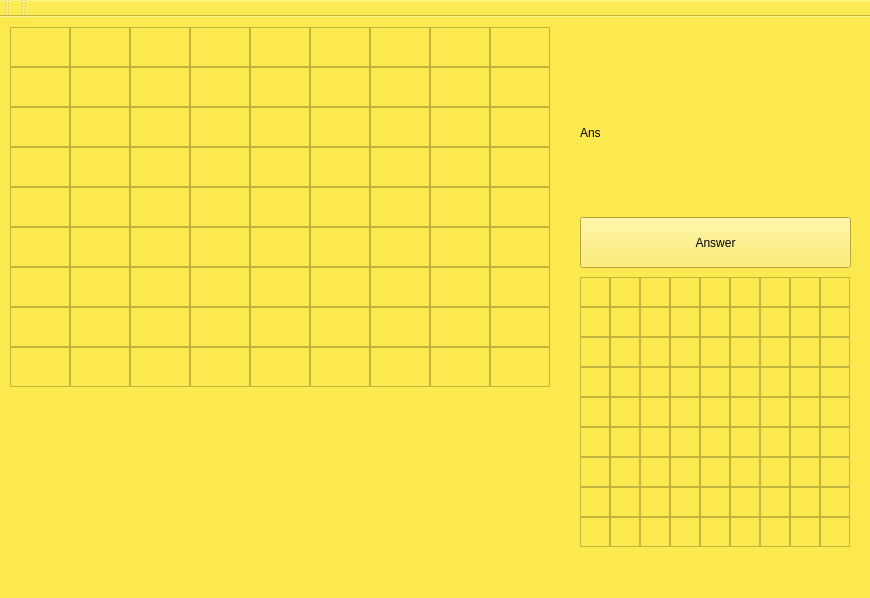
Before: the Qt Designer form gui/mainwindow.ui in fastz123/EmbededSW_Proj, drawn with Qt 5.
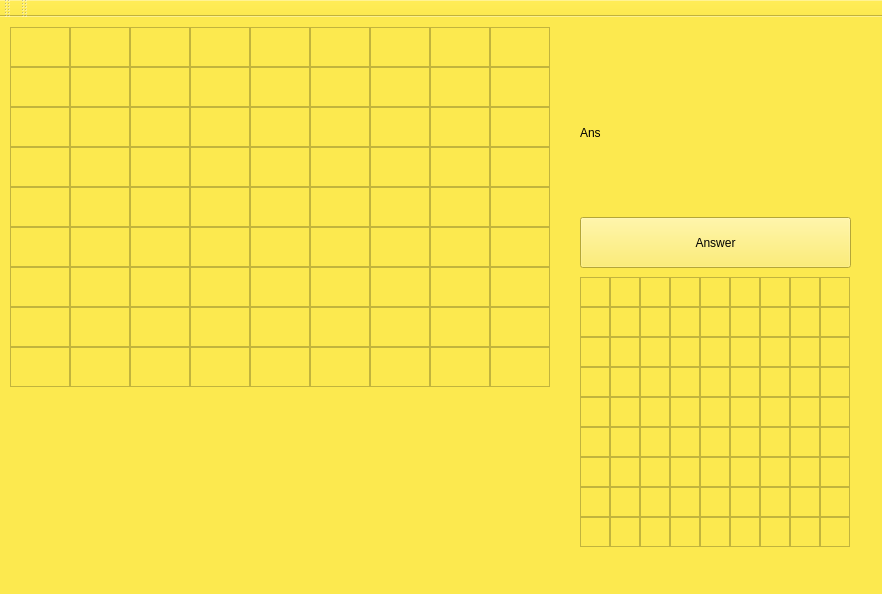
After: the same form once the commit is applied.

Diff of the .ui file:
```diff
--- a/gui/mainwindow.ui
+++ b/gui/mainwindow.ui
@@ -6,8 +6,8 @@
    <rect>
     <x>0</x>
     <y>0</y>
-    <width>870</width>
-    <height>598</height>
+    <width>882</width>
+    <height>594</height>
    </rect>
   </property>
   <property name="windowTitle">
```
Left out of the diff: 2 changed lines with no effect on the pictures.
